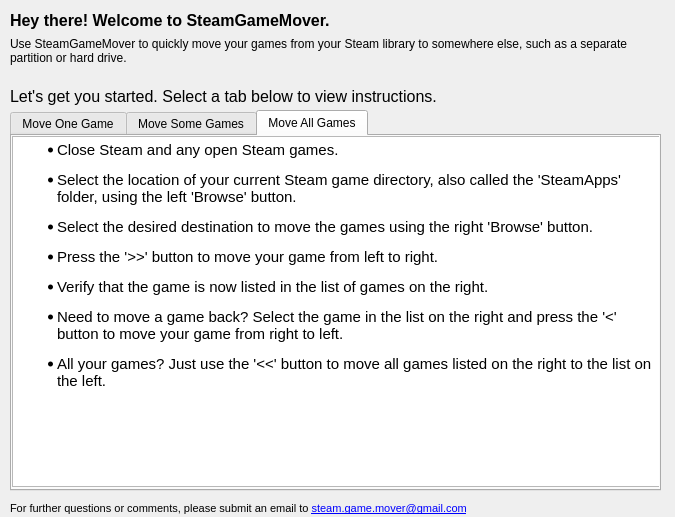
First picture: the form in SteamGameMover/HelpDialog.ui, repository larryprice/SteamGameMover, before the edit.
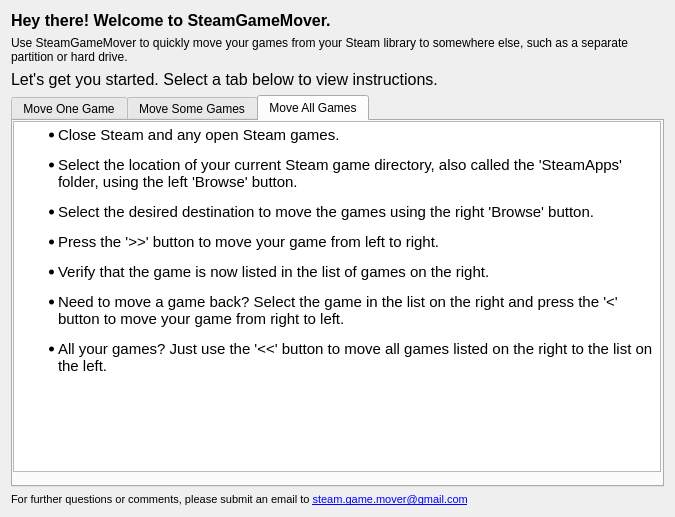
Second picture: the form after the edit. Icons and pictures are not drawn.

Commit message: Dialogs resizing fixed.

```diff
--- a/SteamGameMover/HelpDialog.ui
+++ b/SteamGameMover/HelpDialog.ui
@@ -26,15 +26,9 @@
   <property name="modal">
    <bool>true</bool>
   </property>
+  <layout class="QGridLayout" name="gridLayout">
+   <item row="0" column="0">
   <widget class="QLabel" name="welcomeLabel">
-   <property name="geometry">
-    <rect>
-     <x>10</x>
-     <y>10</y>
-     <width>461</width>
-     <height>21</height>
-    </rect>
-   </property>
    <property name="font">
     <font>
      <pointsize>12</pointsize>
@@ -49,15 +43,19 @@
     <bool>true</bool>
    </property>
   </widget>
+   </item>
+   <item row="1" column="0">
+    <widget class="QLabel" name="descriptionLabel">
+     <property name="text">
+      <string>Use SteamGameMover to quickly move your games from your Steam library to somewhere else, such as a separate partition or hard drive.</string>
+     </property>
+     <property name="wordWrap">
+      <bool>true</bool>
+     </property>
+    </widget>
+   </item>
+   <item row="2" column="0">
   <widget class="QLabel" name="questionLabel">
-   <property name="geometry">
-    <rect>
-     <x>10</x>
-     <y>86</y>
-     <width>521</width>
-     <height>21</height>
-    </rect>
-   </property>
    <property name="font">
     <font>
      <pointsize>12</pointsize>
@@ -68,31 +66,9 @@
     <string>Let's get you started. Select a tab below to view instructions.</string>
    </property>
   </widget>
-  <widget class="QLabel" name="descriptionLabel">
-   <property name="geometry">
-    <rect>
-     <x>10</x>
-     <y>30</y>
-     <width>641</width>
-     <height>41</height>
-    </rect>
-   </property>
-   <property name="text">
-    <string>Use SteamGameMover to quickly move your games from your Steam library to somewhere else, such as a separate partition or hard drive.</string>
-   </property>
-   <property name="wordWrap">
-    <bool>true</bool>
-   </property>
-  </widget>
+   </item>
+   <item row="3" column="0">
   <widget class="QTabWidget" name="tabWidget">
-   <property name="geometry">
-    <rect>
-     <x>10</x>
-     <y>110</y>
-     <width>651</width>
-     <height>381</height>
-    </rect>
-   </property>
    <property name="tabPosition">
     <enum>QTabWidget::North</enum>
    </property>
@@ -193,15 +169,9 @@
     </widget>
    </widget>
   </widget>
+   </item>
+   <item row="4" column="0">
   <widget class="QLabel" name="label">
-   <property name="geometry">
-    <rect>
-     <x>10</x>
-     <y>500</y>
-     <width>591</width>
-     <height>17</height>
-    </rect>
-   </property>
    <property name="font">
     <font>
      <pointsize>8</pointsize>
@@ -214,6 +184,8 @@
     <bool>true</bool>
    </property>
   </widget>
+   </item>
+  </layout>
  </widget>
  <resources>
   <include location="resources.qrc"/>
```
Lines whose indentation alone changed are shown as unchanged. The commit also changes 3 other files.
